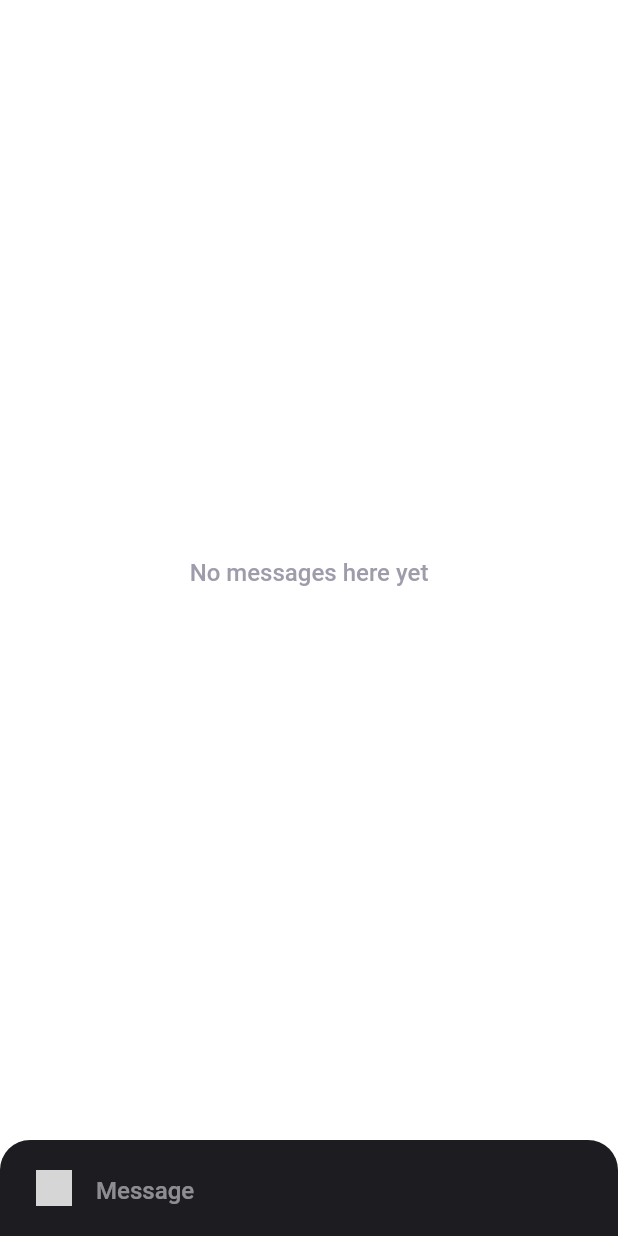
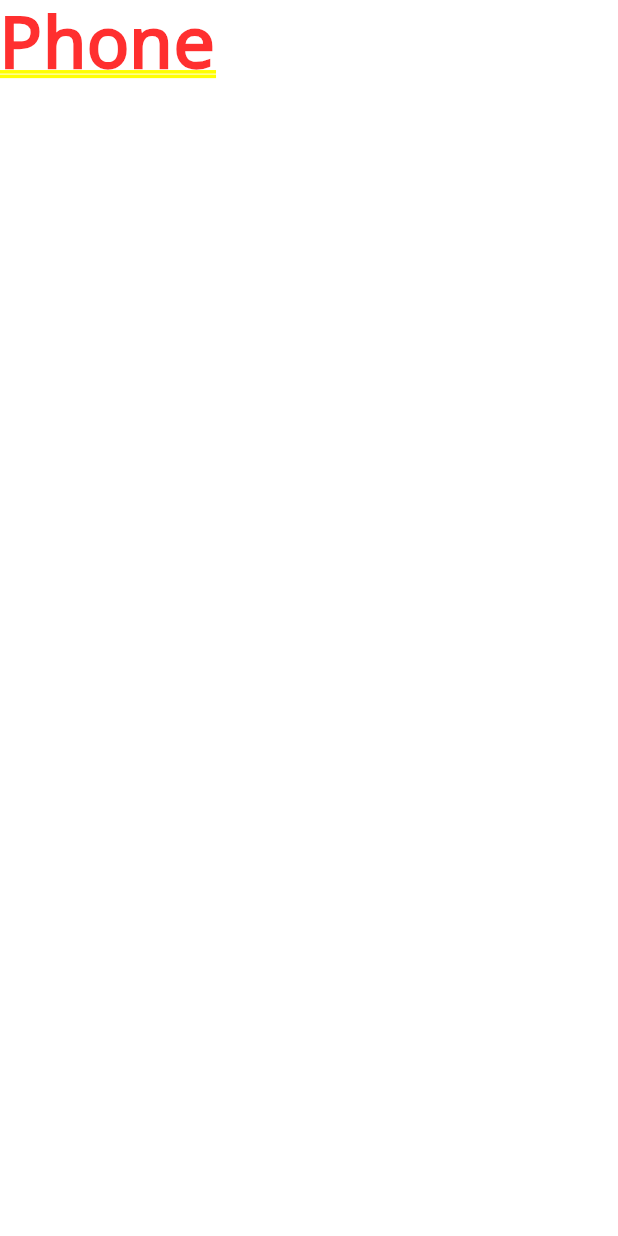
Before and after one commit to YogeshUpdhyay/chatapp, a Flutter app: the screen it shows after launch, on a phone screen of 412 x 824 dp. Run offline on Flutter 3.47's test engine with Material 2 defaults, Android fonts, the phone set to English and light mode, and no system bars; our stand-ins replace file_picker, flutter_chat_types, flutter_chat_ui, image_picker, open_file; grey boxes are pictures that could not be loaded.

Commit message:
dashboard updated

```diff
--- /dev/null
+++ b/lib/dashboard.dart
@@ -0,0 +1,89 @@
+import 'package:chatapp/components/chat.dart';
+import 'package:flutter/material.dart';
+
+class Dashboard extends StatefulWidget {
+  const Dashboard({ Key? key }) : super(key: key);
+
+  @override
+  _DashboardState createState() => _DashboardState();
+}
+
+class _DashboardState extends State<Dashboard> {
+  @override
+  Widget build(BuildContext context) {
+    return LayoutBuilder(
+      builder: (BuildContext context, BoxConstraints constraints) {
+        if (constraints.maxWidth > 1200) {
+          return Scaffold(
+            body: Container(
+              margin: EdgeInsets.symmetric(
+                horizontal: constraints.maxWidth*0.05,
+                vertical: constraints.maxHeight*0.05
+              ),
+              child: Card(
+                child: Row(
+                  children: [
+                    SizedBox(
+                      height: constraints.maxHeight*0.9,
+                      width: constraints.maxWidth*0.25,
+                      child: ListView(
+                        children: [
+                          ListTile(
+                            leading: CircleAvatar(
+                              backgroundImage: NetworkImage(
+                                "https://cdn.icon-icons.com/icons2/1736/PNG/512/4043260-avatar-male-man-portrait_113269.png"
+                              ),
+                            ),
+                            title: Text(
+                              "Goblu"
+                            ),
+                            subtitle: Text(
+                              "Last Message!!"
+                            ),
+                          ),
+                          ListTile(
+                            leading: CircleAvatar(
+                              backgroundImage: NetworkImage(
+                                "https://www.nicepng.com/png/detail/186-1866063_dicks-out-for-harambe-sample-avatar.png"
+                              ),
+                            ),
+                            title: Text(
+                              "Goblu"
+                            ),
+                            subtitle: Text(
+                              "Last Message!!"
+                            ),
+                          ),
+                          ListTile(
+                            leading: CircleAvatar(
+                              backgroundImage: NetworkImage(
+                                "https://www.nicepng.com/png/detail/186-1866063_dicks-out-for-harambe-sample-avatar.png"
+                              ),
+                            ),
+                            title: Text(
+                              "Goblu"
+                            ),
+                            subtitle: Text(
+                              "Last Message!!"
+                            ),
+                          ),
+                        ],
+                      ),
+                    ),
+                    SizedBox(
+                      height: constraints.maxHeight*0.9,
+                      width: constraints.maxWidth*0.55,
+                      child: ChatPage()
+                    )
+                  ],
+                ),
+              ),
+            ),
+          );
+        } else {
+          return Container(child: Text("Phone"),);
+        }
+      },
+    );
+  }
+}
--- a/lib/main.dart
+++ b/lib/main.dart
@@ -1,13 +1,6 @@
-import 'dart:convert';
+import 'package:chatapp/dashboard.dart';
 import 'package:flutter/material.dart';
-import 'package:flutter/services.dart' show rootBundle;
-import 'package:file_picker/file_picker.dart';
-import 'package:flutter_chat_types/flutter_chat_types.dart' as types;
-import 'package:flutter_chat_ui/flutter_chat_ui.dart';
-import 'package:image_picker/image_picker.dart';
-import 'package:mime/mime.dart';
-import 'package:open_file/open_file.dart';
-import 'package:uuid/uuid.dart';
+import 'components/chat.dart';
 
 void main() {
   runApp(MyApp());
@@ -19,181 +12,7 @@ class MyApp extends StatelessWidget {
   Widget build(BuildContext context) {
     return MaterialApp(
       title: 'Chat App',
-      home: ChatPage(),
+      home: Dashboard(),
     );
   }
 }
-
-class ChatPage extends StatefulWidget {
-  const ChatPage({Key? key}) : super(key: key);
-
-  @override
-  _ChatPageState createState() => _ChatPageState();
-}
-
-class _ChatPageState extends State<ChatPage> {
-  List<types.Message> _messages = [];
-  final _user = const types.User(id: '06c33e8b-e835-4736-80f4-63f44b66666c');
-
-  @override
-  void initState() {
-    super.initState();
-    _loadMessages();
-  }
-
-  void _addMessage(types.Message message) {
-    setState(() {
-      _messages.insert(0, message);
-    });
-  }
-
-  void _handleAtachmentPressed() {
-    showModalBottomSheet<void>(
-      context: context,
-      builder: (BuildContext context) {
-        return SizedBox(
-          height: 144,
-          child: Column(
-            crossAxisAlignment: CrossAxisAlignment.stretch,
-            children: <Widget>[
-              TextButton(
-                onPressed: () {
-                  Navigator.pop(context);
-                  _handleImageSelection();
-                },
-                child: const Align(
-                  alignment: Alignment.centerLeft,
-                  child: Text('Photo'),
-                ),
-              ),
-              TextButton(
-                onPressed: () {
-                  Navigator.pop(context);
-                  _handleFileSelection();
-                },
-                child: const Align(
-                  alignment: Alignment.centerLeft,
-                  child: Text('File'),
-                ),
-              ),
-              TextButton(
-                onPressed: () => Navigator.pop(context),
-                child: const Align(
-                  alignment: Alignment.centerLeft,
-                  child: Text('Cancel'),
-                ),
-              ),
-            ],
-          ),
-        );
-      },
-    );
-  }
-
-  void _handleFileSelection() async {
-    final result = await FilePicker.platform.pickFiles(
-      type: FileType.any,
-    );
-
-    if (result != null) {
-      final message = types.FileMessage(
-        author: _user,
-        createdAt: DateTime.now().millisecondsSinceEpoch,
-        name: result.files.single.name,
-        id: const Uuid().v4(),
-        mimeType: lookupMimeType(result.files.single.path ?? ''),
-        size: result.files.single.size,
-        uri: result.files.single.path ?? '',
-      );
-
-      _addMessage(message);
-    } else {
-      // User canceled the picker
-    }
-  }
-
-  void _handleImageSelection() async {
-    final result = await ImagePicker().getImage(
-      imageQuality: 70,
-      maxWidth: 1440,
-      source: ImageSource.gallery,
-    );
-
-    if (result != null) {
-      final bytes = await result.readAsBytes();
-      final image = await decodeImageFromList(bytes);
-      final name = result.path.split('/').last;
-
-      final message = types.ImageMessage(
-        author: _user,
-        createdAt: DateTime.now().millisecondsSinceEpoch,
-        height: image.height.toDouble(),
-        id: const Uuid().v4(),
-        name: name,
-        size: bytes.length,
-        uri: result.path,
-        width: image.width.toDouble(),
-      );
-
-      _addMessage(message);
-    } else {
-      // User canceled the picker
-    }
-  }
-
-  void _handleMessageTap(types.Message message) async {
-    if (message is types.FileMessage) {
-      await OpenFile.open(message.uri);
-    }
-  }
-
-  void _handlePreviewDataFetched(
-    types.TextMessage message,
-    types.PreviewData previewData,
-  ) {
-    final index = _messages.indexWhere((element) => element.id == message.id);
-    final updatedMessage = _messages[index].copyWith(previewData: previewData);
-
-    WidgetsBinding.instance?.addPostFrameCallback((_) {
-      setState(() {
-        _messages[index] = updatedMessage;
-      });
-    });
-  }
-
-  void _handleSendPressed(types.PartialText message) {
-    final textMessage = types.TextMessage(
-      author: _user,
-      createdAt: DateTime.now().millisecondsSinceEpoch,
-      id: const Uuid().v4(),
-      text: message.text,
-    );
-
-    _addMessage(textMessage);
-  }
-
-  void _loadMessages() async {
-    final response = await rootBundle.loadString('messages.json');
-    final messages = (jsonDecode(response) as List)
-        .map((e) => types.Message.fromJson(e as Map<String, dynamic>))
-        .toList();
-
-    setState(() {
-      _messages = messages;
-    });
-  }
-
-  @override
-  Widget build(BuildContext context) {
-    return Scaffold(
-      body: Chat(
-        messages: _messages,
-        onAttachmentPressed: _handleAtachmentPressed,
-        onMessageTap: _handleMessageTap,
-        onPreviewDataFetched: _handlePreviewDataFetched,
-        onSendPressed: _handleSendPressed,
-        user: _user,
-      ),
-    );
-  }
-}
```
Also changed, not shown: lib/components/chat.dart (+184 -0 lines).
